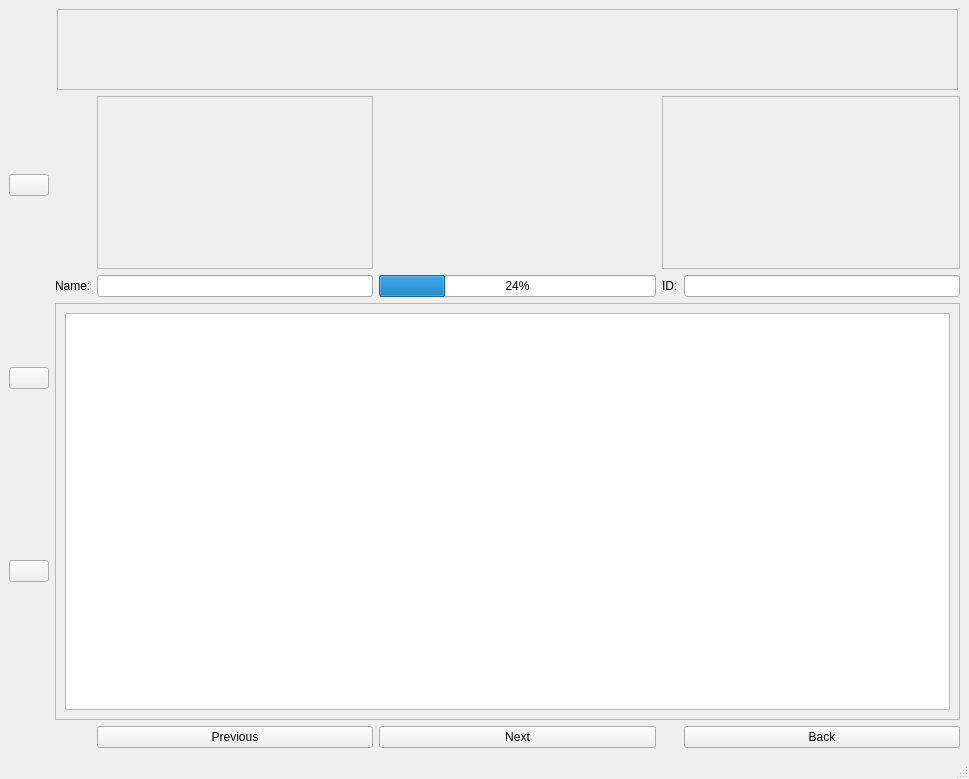
Old version of the form subwidget/subwidget.ui in the repository bchuh/StarWars-Companion.
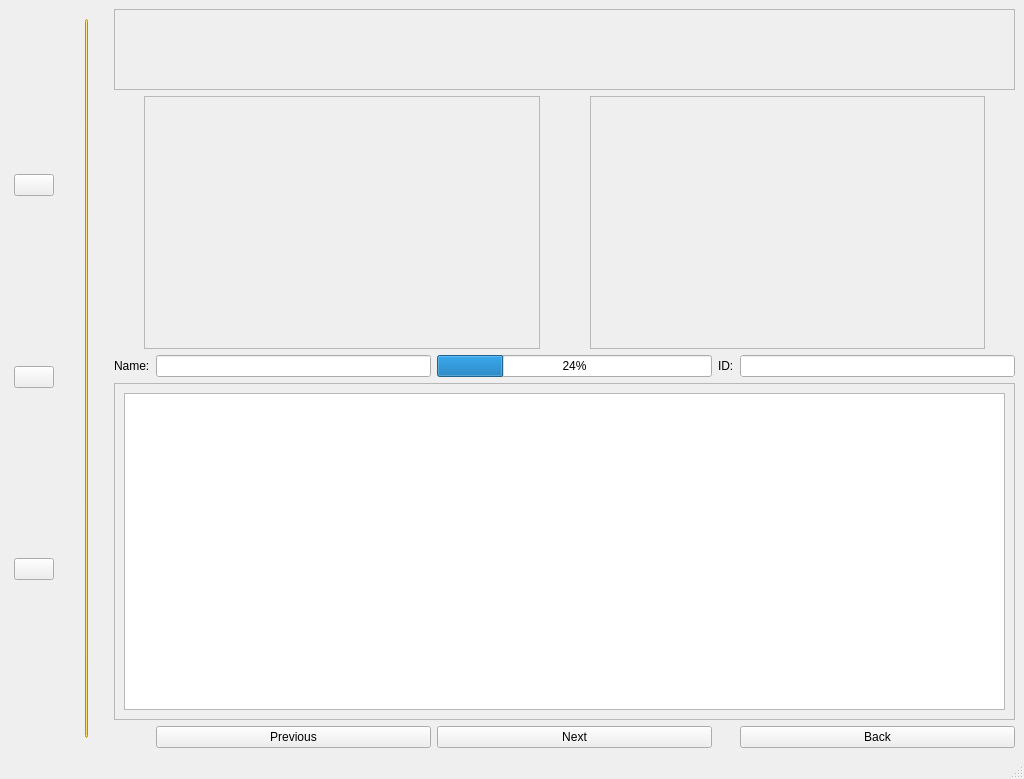
New version of the form.

```diff
--- a/subwidget/subwidget.ui
+++ b/subwidget/subwidget.ui
@@ -20,6 +20,21 @@
    <layout class="QHBoxLayout" name="horizontalLayout">
     <item>
      <layout class="QVBoxLayout" name="verticalLayout_5">
+      <property name="spacing">
+       <number>10</number>
+      </property>
+      <property name="leftMargin">
+       <number>5</number>
+      </property>
+      <property name="topMargin">
+       <number>5</number>
+      </property>
+      <property name="rightMargin">
+       <number>5</number>
+      </property>
+      <property name="bottomMargin">
+       <number>5</number>
+      </property>
       <item>
        <widget class="QPushButton" name="Character1">
         <property name="text">
@@ -44,81 +59,74 @@
      </layout>
     </item>
     <item>
-     <layout class="QGridLayout" name="gridLayout_2" rowstretch="0,0,0,0,0,0,0,0,0,0">
-      <item row="9" column="4">
+     <layout class="QVBoxLayout" name="verticalLayout_2" stretch="0">
+      <property name="leftMargin">
+       <number>20</number>
+      </property>
+      <property name="topMargin">
+       <number>10</number>
+      </property>
+      <property name="rightMargin">
+       <number>20</number>
+      </property>
+      <property name="bottomMargin">
+       <number>10</number>
+      </property>
+      <item>
+       <widget class="QPushButton" name="pushButton">
+        <property name="sizePolicy">
+         <sizepolicy hsizetype="Fixed" vsizetype="Expanding">
+          <horstretch>0</horstretch>
+          <verstretch>0</verstretch>
+         </sizepolicy>
+        </property>
+        <property name="maximumSize">
+         <size>
+          <width>3</width>
+          <height>16777215</height>
+         </size>
+        </property>
+        <property name="styleSheet">
+         <string notr="true">border-color: rgb(255, 203, 0);
+background-color: rgb(255, 203, 0);</string>
+        </property>
+        <property name="text">
+         <string/>
+        </property>
+       </widget>
+      </item>
+     </layout>
+    </item>
+    <item>
+     <layout class="QGridLayout" name="gridLayout_2" rowstretch="1,3,0,0,5,0,4,0,0,0,0" columnstretch="0,0,0,0,0">
+      <item row="10" column="4">
        <widget class="QPushButton" name="Back">
         <property name="text">
          <string>Back</string>
         </property>
        </widget>
       </item>
-      <item row="1" column="3" rowspan="2" colspan="2">
-       <widget class="QFrame" name="frame_2">
-        <property name="frameShape">
-         <enum>QFrame::StyledPanel</enum>
-        </property>
-        <property name="frameShadow">
-         <enum>QFrame::Raised</enum>
-        </property>
-       </widget>
-      </item>
-      <item row="1" column="1" rowspan="2">
-       <widget class="QFrame" name="frame">
-        <property name="enabled">
-         <bool>true</bool>
-        </property>
-        <property name="sizePolicy">
-         <sizepolicy hsizetype="Preferred" vsizetype="Preferred">
-          <horstretch>0</horstretch>
-          <verstretch>0</verstretch>
-         </sizepolicy>
-        </property>
-        <property name="frameShape">
-         <enum>QFrame::StyledPanel</enum>
-        </property>
-        <property name="frameShadow">
-         <enum>QFrame::Raised</enum>
-        </property>
-       </widget>
-      </item>
-      <item row="3" column="4">
-       <widget class="QLineEdit" name="lineEdit">
-        <property name="layoutDirection">
-         <enum>Qt::RightToLeft</enum>
-        </property>
-        <property name="autoFillBackground">
-         <bool>true</bool>
-        </property>
-        <property name="alignment">
-         <set>Qt::AlignCenter</set>
-        </property>
-       </widget>
-      </item>
-      <item row="9" column="2">
-       <widget class="QPushButton" name="Next">
-        <property name="text">
-         <string>Next</string>
-        </property>
-       </widget>
-      </item>
-      <item row="3" column="3">
-       <widget class="QLabel" name="label">
-        <property name="layoutDirection">
-         <enum>Qt::RightToLeft</enum>
-        </property>
-        <property name="text">
-         <string>ID:</string>
-        </property>
-       </widget>
-      </item>
-      <item row="9" column="1">
+      <item row="10" column="1">
        <widget class="QPushButton" name="Previous">
         <property name="text">
          <string>Previous</string>
         </property>
        </widget>
       </item>
-      <item row="3" column="0">
+      <item row="4" column="1">
+       <widget class="QLineEdit" name="lineEdit_2">
+        <property name="layoutDirection">
+         <enum>Qt::RightToLeft</enum>
+        </property>
+        <property name="autoFillBackground">
+         <bool>false</bool>
+        </property>
+        <property name="alignment">
+         <set>Qt::AlignCenter</set>
+        </property>
+       </widget>
+      </item>
+      <item row="4" column="0">
        <widget class="QLabel" name="label_2">
         <property name="layoutDirection">
          <enum>Qt::RightToLeft</enum>
@@ -128,27 +136,7 @@
         </property>
        </widget>
       </item>
-      <item row="3" column="2">
-       <widget class="QProgressBar" name="progressBar">
-        <property name="value">
-         <number>24</number>
-        </property>
-       </widget>
-      </item>
-      <item row="3" column="1">
-       <widget class="QLineEdit" name="lineEdit_2">
-        <property name="layoutDirection">
-         <enum>Qt::RightToLeft</enum>
-        </property>
-        <property name="autoFillBackground">
-         <bool>false</bool>
-        </property>
-        <property name="alignment">
-         <set>Qt::AlignCenter</set>
-        </property>
-       </widget>
-      </item>
-      <item row="4" column="0" rowspan="5" colspan="5">
+      <item row="5" column="0" rowspan="5" colspan="5">
        <widget class="QScrollArea" name="scrollArea_2">
         <property name="sizePolicy">
          <sizepolicy hsizetype="Preferred" vsizetype="Preferred">
@@ -170,8 +158,8 @@
           <rect>
            <x>0</x>
            <y>0</y>
-           <width>899</width>
-           <height>402</height>
+           <width>850</width>
+           <height>323</height>
           </rect>
          </property>
          <layout class="QVBoxLayout" name="verticalLayout">
@@ -204,6 +192,100 @@
         </property>
        </widget>
       </item>
+      <item row="4" column="4">
+       <widget class="QLineEdit" name="lineEdit">
+        <property name="layoutDirection">
+         <enum>Qt::RightToLeft</enum>
+        </property>
+        <property name="autoFillBackground">
+         <bool>true</bool>
+        </property>
+        <property name="alignment">
+         <set>Qt::AlignCenter</set>
+        </property>
+       </widget>
+      </item>
+      <item row="10" column="2">
+       <widget class="QPushButton" name="Next">
+        <property name="text">
+         <string>Next</string>
+        </property>
+       </widget>
+      </item>
+      <item row="4" column="2">
+       <widget class="QProgressBar" name="progressBar">
+        <property name="value">
+         <number>24</number>
+        </property>
+       </widget>
+      </item>
+      <item row="4" column="3">
+       <widget class="QLabel" name="label">
+        <property name="layoutDirection">
+         <enum>Qt::RightToLeft</enum>
+        </property>
+        <property name="text">
+         <string>ID:</string>
+        </property>
+       </widget>
+      </item>
+      <item row="1" column="0" colspan="5">
+       <layout class="QGridLayout" name="gridLayout_3">
+        <property name="leftMargin">
+         <number>30</number>
+        </property>
+        <property name="rightMargin">
+         <number>30</number>
+        </property>
+        <property name="bottomMargin">
+         <number>0</number>
+        </property>
+        <property name="horizontalSpacing">
+         <number>50</number>
+        </property>
+        <item row="0" column="0">
+         <widget class="QFrame" name="frame">
+          <property name="enabled">
+           <bool>true</bool>
+          </property>
+          <property name="sizePolicy">
+           <sizepolicy hsizetype="Preferred" vsizetype="Preferred">
+            <horstretch>0</horstretch>
+            <verstretch>0</verstretch>
+           </sizepolicy>
+          </property>
+          <property name="frameShape">
+           <enum>QFrame::StyledPanel</enum>
+          </property>
+          <property name="frameShadow">
+           <enum>QFrame::Raised</enum>
+          </property>
+         </widget>
+        </item>
+        <item row="0" column="1">
+         <widget class="QFrame" name="frame_2">
+          <property name="sizePolicy">
+           <sizepolicy hsizetype="Preferred" vsizetype="Preferred">
+            <horstretch>0</horstretch>
+            <verstretch>0</verstretch>
+           </sizepolicy>
+          </property>
+          <property name="minimumSize">
+           <size>
+            <width>0</width>
+            <height>0</height>
+           </size>
+          </property>
+          <property name="frameShape">
+           <enum>QFrame::StyledPanel</enum>
+          </property>
+          <property name="frameShadow">
+           <enum>QFrame::Raised</enum>
+          </property>
+         </widget>
+        </item>
+       </layout>
+      </item>
      </layout>
     </item>
    </layout>
```
Left out of the diff: 2 changed lines with no effect on the pictures.
